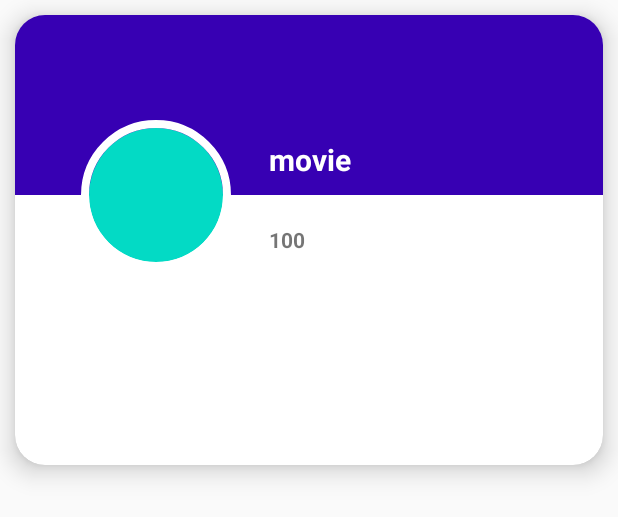
After one commit to nourallah-haggag/MoviesApp, an Android app: the layout item_movie.xml on its own in the app's theme, with its tools: preview values and no code run, on a phone screen of 412 x 824 dp. The commit adds this screen. Shown: the top 517 px of the screen. Run offline under Robolectric (Android 15) with nearby library versions, the phone set to English and light mode, and no system bars.

Commit message:
display list in recycler view

```diff
--- a/app/build.gradle
+++ b/app/build.gradle
@@ -61,4 +61,7 @@ dependencies {
     implementation "com.squareup.moshi:moshi:$moshi_version"
     implementation "com.squareup.moshi:moshi-kotlin:$moshi_version"
     implementation "com.squareup.retrofit2:converter-moshi:2.7.1"
+    implementation 'de.hdodenhof:circleimageview:3.1.0'
+    implementation 'com.github.bumptech.glide:glide:4.11.0'
+    annotationProcessor 'com.github.bumptech.glide:compiler:4.11.0'
 }
--- a/app/src/main/AndroidManifest.xml
+++ b/app/src/main/AndroidManifest.xml
@@ -11,7 +11,7 @@
         android:supportsRtl="true"
         android:name=".MoviesApp"
         android:theme="@style/AppTheme">
-        <activity android:name=".features.popular_movies.MoviesActivity">
+        <activity android:name=".features.popular_movies.popular_movies.MoviesActivity">
             <intent-filter>
                 <action android:name="android.intent.action.MAIN" />
 
--- a/app/src/main/java/com/meetntrain/moviesapp/common/di/ViewModelModule.kt
+++ b/app/src/main/java/com/meetntrain/moviesapp/common/di/ViewModelModule.kt
@@ -1,11 +1,13 @@
 package com.meetntrain.moviesapp.common.di
 
-import com.meetntrain.moviesapp.features.popular_movies.MoviesViewModel
+import com.meetntrain.moviesapp.features.popular_movies.popular_movies.MoviesViewModel
 import org.koin.androidx.viewmodel.dsl.viewModel
 import org.koin.dsl.module
 
 val viewModelModule = module {
     viewModel {
-        MoviesViewModel(get())
+        MoviesViewModel(
+            get()
+        )
     }
 }
--- a/app/src/main/java/com/meetntrain/moviesapp/features/popular_movies/MoviesViewModel.kt
+++ b/app/src/main/java/com/meetntrain/moviesapp/features/popular_movies/popular_movies/MoviesViewModel.kt
@@ -1,4 +1,4 @@
-package com.meetntrain.moviesapp.features.popular_movies
+package com.meetntrain.moviesapp.features.popular_movies.popular_movies
 
 import androidx.lifecycle.MutableLiveData
 import androidx.lifecycle.ViewModel
--- /dev/null
+++ b/app/src/main/res/layout/item_movie.xml
@@ -0,0 +1,84 @@
+<?xml version="1.0" encoding="utf-8"?>
+<androidx.cardview.widget.CardView xmlns:android="http://schemas.android.com/apk/res/android"
+    xmlns:app="http://schemas.android.com/apk/res-auto"
+    xmlns:tools="http://schemas.android.com/tools"
+    android:layout_width="match_parent"
+    android:layout_height="300dp"
+    android:layout_margin="10dp"
+    app:cardCornerRadius="20dp"
+    app:cardElevation="10dp">
+
+    <androidx.constraintlayout.widget.ConstraintLayout
+        android:layout_width="match_parent"
+        android:layout_height="match_parent">
+
+        <View
+            android:id="@+id/v_bg"
+            android:layout_width="match_parent"
+            android:layout_height="0dp"
+            android:background="@color/colorPrimaryDark"
+            app:layout_constraintHeight_percent="0.4"
+            app:layout_constraintTop_toTopOf="parent" />
+
+        <de.hdodenhof.circleimageview.CircleImageView
+            android:id="@+id/iv_movie_icon"
+            android:layout_width="100dp"
+            android:layout_height="0dp"
+            app:civ_border_color="#ffffff"
+            app:civ_border_width="5dp"
+            app:layout_constraintBottom_toBottomOf="@id/v_bg"
+            app:layout_constraintDimensionRatio="H,1:1"
+            app:layout_constraintEnd_toEndOf="parent"
+            app:layout_constraintHorizontal_bias="0.15"
+            app:layout_constraintStart_toStartOf="parent"
+            app:layout_constraintTop_toBottomOf="@id/v_bg"
+            app:layout_constraintWidth_percent="0.15"
+            tools:src="@color/colorAccent" />
+
+        <TextView
+            android:id="@+id/tv_title"
+            android:layout_width="0dp"
+            android:layout_height="wrap_content"
+            android:layout_marginStart="15dp"
+            android:ellipsize="end"
+            android:gravity="start"
+            android:padding="10dp"
+            android:textColor="#ffffff"
+            android:textSize="20sp"
+            android:singleLine="true"
+            android:textStyle="bold"
+            app:layout_constraintBottom_toBottomOf="@id/v_bg"
+            app:layout_constraintEnd_toEndOf="parent"
+            app:layout_constraintStart_toEndOf="@id/iv_movie_icon"
+            tools:ignore="RtlCompat"
+            tools:text="movie" />
+
+        <TextView
+            android:id="@+id/tv_vote"
+            android:layout_width="0dp"
+            android:layout_height="wrap_content"
+            android:layout_marginTop="10dp"
+            android:padding="10dp"
+            android:textStyle="bold"
+            app:layout_constraintStart_toStartOf="@id/tv_title"
+            app:layout_constraintTop_toBottomOf="@id/v_bg"
+            tools:text="100" />
+
+        <TextView
+            android:id="@+id/tv_overview"
+            android:layout_width="0dp"
+            android:layout_height="0dp"
+            android:layout_margin="20dp"
+            android:ellipsize="end"
+            android:singleLine="false"
+            android:maxLines="5"
+            android:gravity="start"
+            android:textColor="#000000"
+            app:layout_constraintBottom_toBottomOf="parent"
+            app:layout_constraintEnd_toEndOf="parent"
+            app:layout_constraintStart_toStartOf="parent"
+            app:layout_constraintTop_toBottomOf="@id/iv_movie_icon" />
+    </androidx.constraintlayout.widget.ConstraintLayout>
+
+
+</androidx.cardview.widget.CardView>
```
Also changed, not shown: app/src/main/java/com/meetntrain/moviesapp/features/popular_movies/popular_movies/MoviesActivity.kt (renamed from app/src/main/java/com/meetntrain/moviesapp/features/popular_movies/MoviesActivity.kt, +17 -3 lines), app/src/main/java/com/meetntrain/moviesapp/features/popular_movies/popular_movies/list/MoviesAdapter.kt (added, +39 -0 lines), app/src/main/java/com/meetntrain/moviesapp/features/popular_movies/popular_movies/list/MoviesViewHolder.kt (added, +12 -0 lines), app/src/main/res/layout/activity_main.xml (+13 -1 lines).
